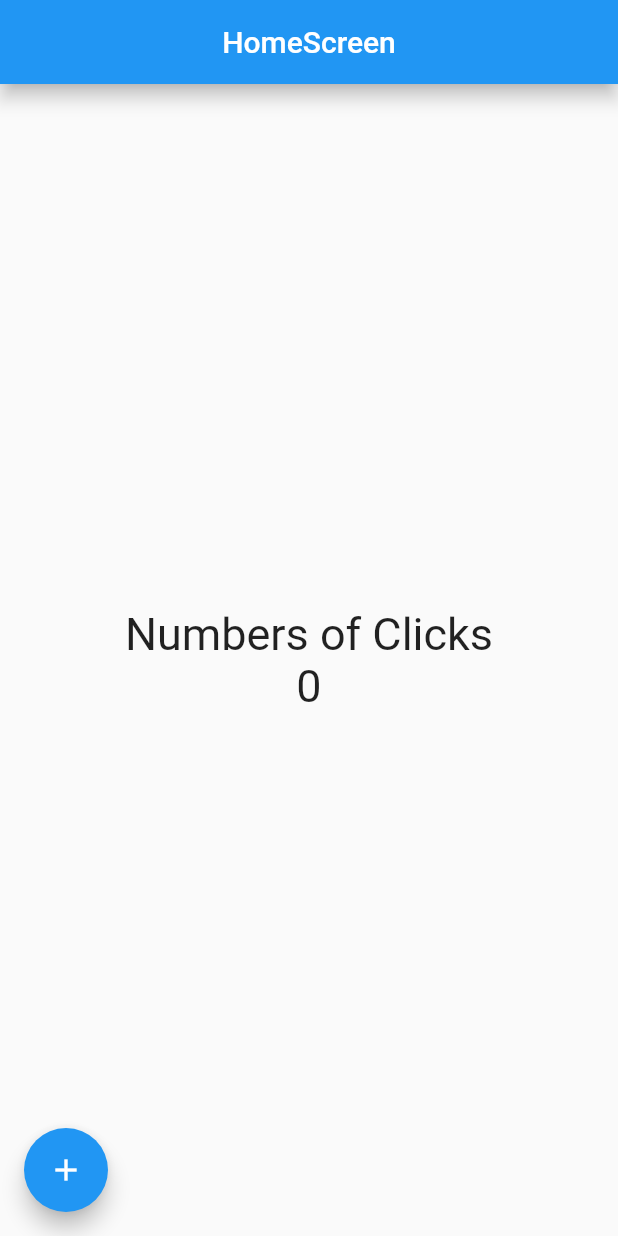
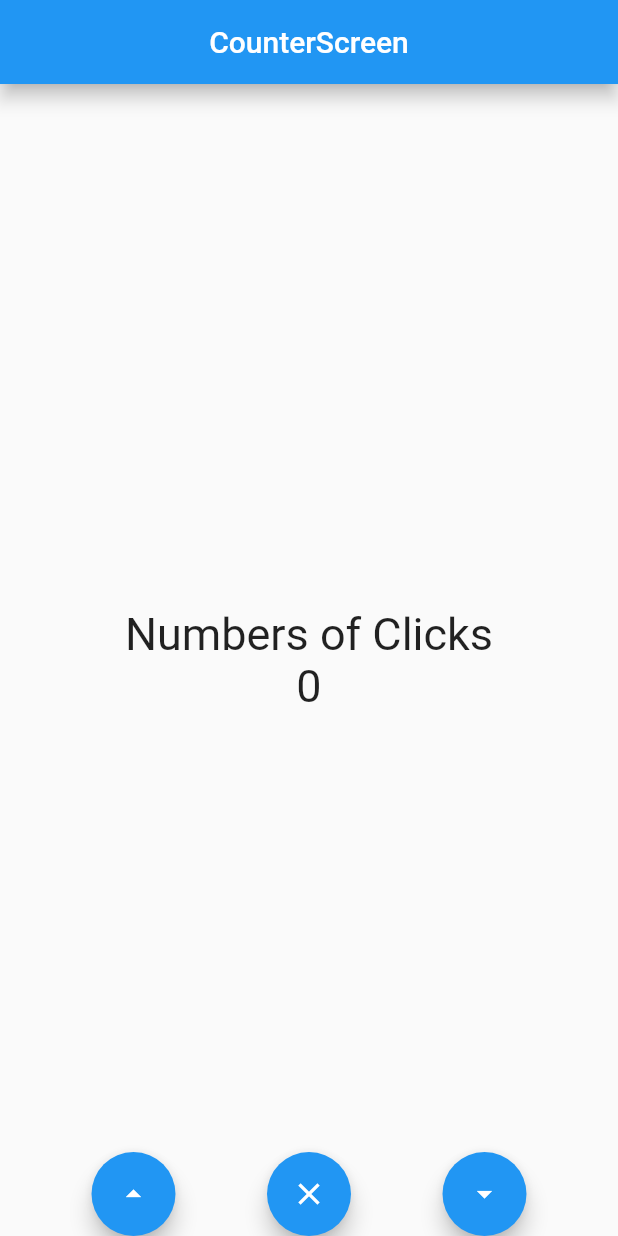
Before and after one commit to andrezffajardo/counter_application, a Flutter app: the screen it shows after launch, on a phone screen of 412 x 824 dp. Run offline on Flutter 3.47's test engine with Material 2 defaults, Android fonts, the phone set to English and light mode, and no system bars.

Commit message:
Add StatefulWidget counter and new buttons

```diff
--- a/lib/main.dart
+++ b/lib/main.dart
@@ -1,5 +1,6 @@
 import 'package:flutter/material.dart';
-import 'package:counter_application/screens/home_screen.dart';
+//import 'package:counter_application/screens/home_screen.dart';
+import 'package:counter_application/screens/counter_screen.dart';
 
 void main() {
   runApp(const MyApp());
@@ -11,6 +12,6 @@ class MyApp extends StatelessWidget {
   @override
   Widget build(BuildContext context) {
     return const MaterialApp(
-        debugShowCheckedModeBanner: false, home: HomeScreen());
+        debugShowCheckedModeBanner: false, home: CounterScreen());
   }
 }
--- /dev/null
+++ b/lib/screens/counter_screen.dart
@@ -0,0 +1,67 @@
+import 'package:flutter/material.dart';
+
+class CounterScreen extends StatefulWidget {
+  const CounterScreen({super.key});
+
+  @override
+  State<CounterScreen> createState() => _CounterScreenState();
+}
+
+class _CounterScreenState extends State<CounterScreen> {
+  int counter = 0;
+
+  @override
+  Widget build(BuildContext context) {
+    const fontSize30 = TextStyle(fontSize: 30);
+
+    return Scaffold(
+      appBar: AppBar(
+        title: const Text('CounterScreen'),
+        centerTitle: true,
+        elevation: 5.0,
+      ),
+      body: Center(
+        child: Column(
+          mainAxisAlignment: MainAxisAlignment.center,
+          children: [
+            const Text('Numbers of Clicks', style: fontSize30),
+            Text('$counter', style: fontSize30),
+          ],
+        ),
+      ),
+      floatingActionButtonLocation: FloatingActionButtonLocation.centerDocked,
+      floatingActionButton: Row(
+        mainAxisAlignment: MainAxisAlignment.spaceEvenly,
+        children: [
+          FloatingActionButton(
+            child: const Icon(
+              Icons.arrow_drop_up,
+            ),
+            onPressed: () {
+              counter++;
+              setState(() {});
+            },
+          ),
+          FloatingActionButton(
+            child: const Icon(
+              Icons.clear,
+            ),
+            onPressed: () {
+              counter = 0;
+              setState(() {});
+            },
+          ),
+          FloatingActionButton(
+            child: const Icon(
+              Icons.arrow_drop_down,
+            ),
+            onPressed: () {
+              counter--;
+              setState(() {});
+            },
+          ),
+        ],
+      ),
+    );
+  }
+}
```
